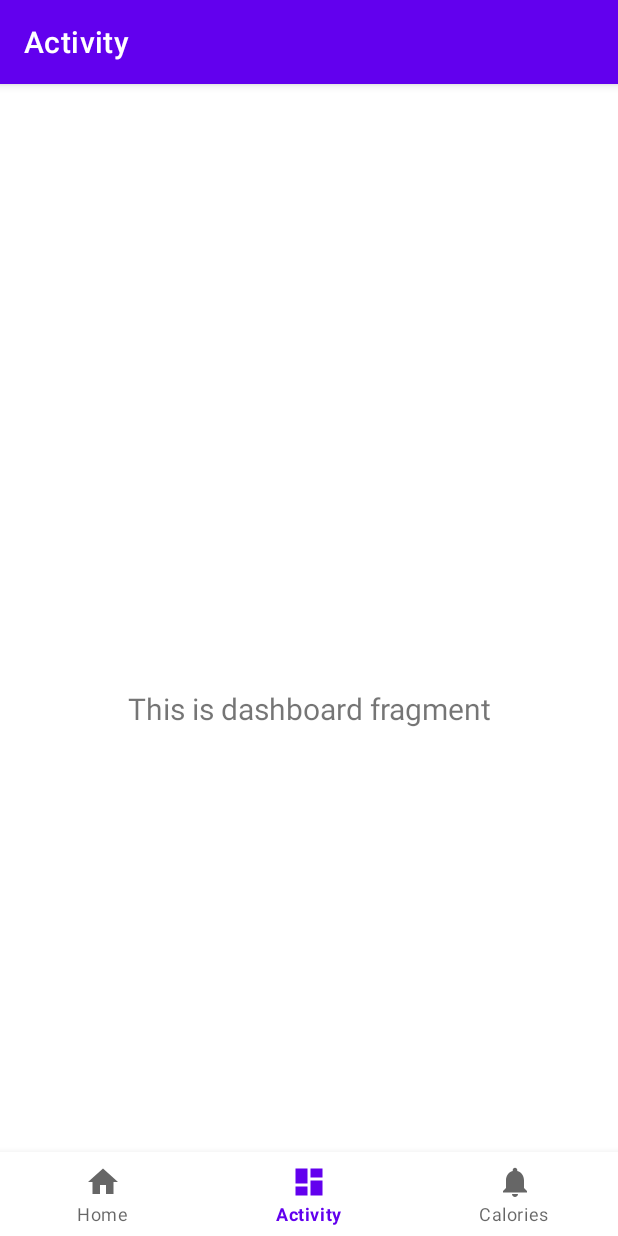
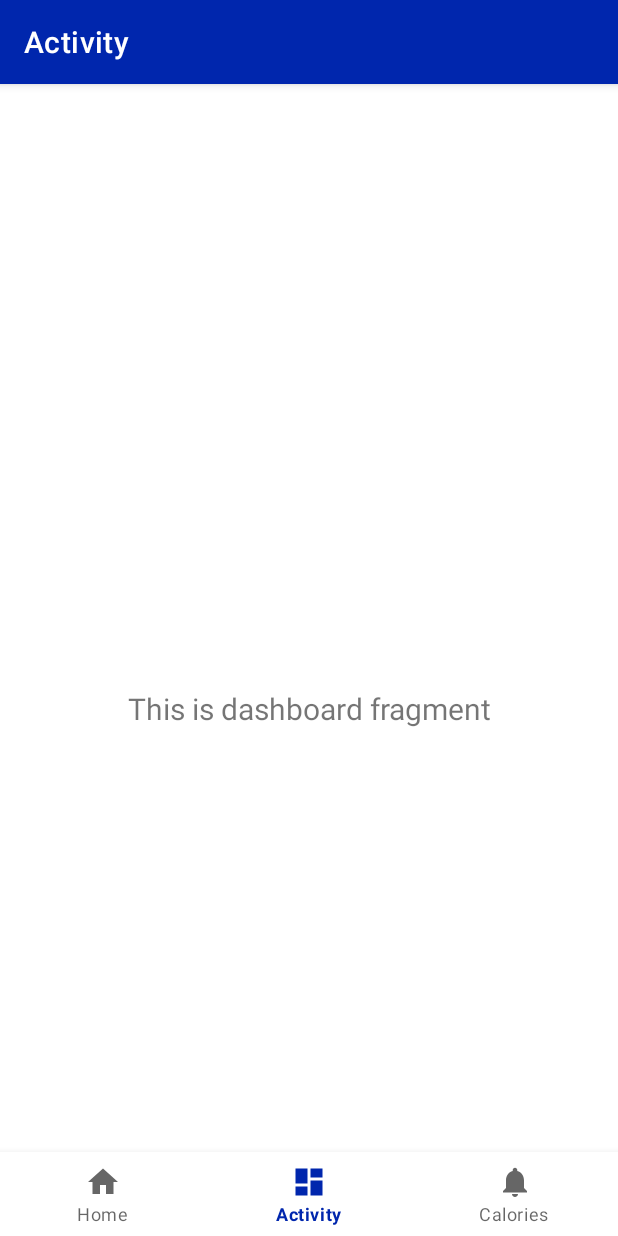
Before and after one commit to GioRigamonti/MyFITapp, an Android app: the screen it shows after launch (MainActivity), item 2 of the bottom bar chosen, on a phone screen of 412 x 824 dp. Run offline under Robolectric (Android 15) with nearby library versions, the light colour scheme and no system bars; our stand-ins replace navigation-ui.

Commit message:
aggiornati colori schermate

```diff
--- a/MyFITapp/app/src/main/res/values-night/themes.xml
+++ b/MyFITapp/app/src/main/res/values-night/themes.xml
@@ -2,15 +2,15 @@
     <!-- Base application theme. -->
     <style name="Theme.MyFITapp" parent="Theme.MaterialComponents.DayNight.DarkActionBar">
         <!-- Primary brand color. -->
-        <item name="colorPrimary">@color/purple_200</item>
-        <item name="colorPrimaryVariant">@color/purple_700</item>
-        <item name="colorOnPrimary">@color/black</item>
+        <item name="colorPrimary">@color/primaryColor_blue</item>
+        <item name="colorPrimaryVariant">@color/primaryDarkColor_blue</item>
+        <item name="colorOnPrimary">@color/primaryTextColor_white</item>
         <!-- Secondary brand color. -->
-        <item name="colorSecondary">@color/teal_200</item>
-        <item name="colorSecondaryVariant">@color/teal_200</item>
-        <item name="colorOnSecondary">@color/black</item>
+        <item name="colorSecondary">@color/secondaryColor_cobalto</item>
+        <item name="colorSecondaryVariant">@color/secondaryDarkColor_cobalto</item>
+        <item name="colorOnSecondary">@color/primaryTextColor_white</item>
         <!-- Status bar color. -->
-        <item name="android:statusBarColor" tools:targetApi="l">?attr/colorPrimaryVariant</item>
+        <item name="android:statusBarColor" tools:targetApi="l">@color/primaryDarkColor_blue</item>
         <!-- Customize your theme here. -->
     </style>
 </resources>
--- a/MyFITapp/app/src/main/res/values/colors.xml
+++ b/MyFITapp/app/src/main/res/values/colors.xml
@@ -1,10 +1,5 @@
 <?xml version="1.0" encoding="utf-8"?>
 <resources>
-    <color name="purple_200">#FFBB86FC</color>
-    <color name="purple_500">#FF6200EE</color>
-    <color name="purple_700">#FF3700B3</color>
-    <color name="teal_200">#FF03DAC5</color>
-    <color name="teal_700">#FF018786</color>
     <!--Colore primario-->
     <color name="primaryColor_blue">#0026ad</color>
     <color name="primaryLightColor_blue">#5850e0</color>
--- a/MyFITapp/app/src/main/res/values/themes.xml
+++ b/MyFITapp/app/src/main/res/values/themes.xml
@@ -2,15 +2,15 @@
     <!-- Base application theme. -->
     <style name="Theme.MyFITapp" parent="Theme.MaterialComponents.DayNight.DarkActionBar">
         <!-- Primary brand color. -->
-        <item name="colorPrimary">@color/purple_500</item>
-        <item name="colorPrimaryVariant">@color/purple_700</item>
-        <item name="colorOnPrimary">@color/white</item>
+        <item name="colorPrimary">@color/primaryColor_blue</item>
+        <item name="colorPrimaryVariant">@color/primaryDarkColor_blue</item>
+        <item name="colorOnPrimary">@color/primaryTextColor_white</item>
         <!-- Secondary brand color. -->
-        <item name="colorSecondary">@color/teal_200</item>
-        <item name="colorSecondaryVariant">@color/teal_700</item>
-        <item name="colorOnSecondary">@color/black</item>
+        <item name="colorSecondary">@color/secondaryColor_cobalto</item>
+        <item name="colorSecondaryVariant">@color/secondaryDarkColor_cobalto</item>
+        <item name="colorOnSecondary">@color/primaryTextColor_white</item>
         <!-- Status bar color. -->
-        <item name="android:statusBarColor" tools:targetApi="l">?attr/colorPrimaryVariant</item>
+        <item name="android:statusBarColor" tools:targetApi="l">@color/primaryDarkColor_blue</item>
         <!-- Customize your theme here. -->
     </style>
 </resources>
```
